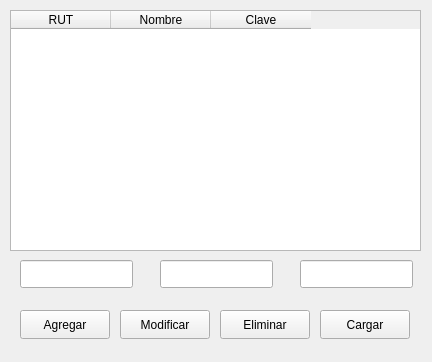
Qt form Segundo_anio/Segundo_semestre/QT_GUI/BancoEstado/ventanagestionclientes.ui (DiegoAbdiasSaldanaFuentes/Ejercisios-Universidad) before a commit.
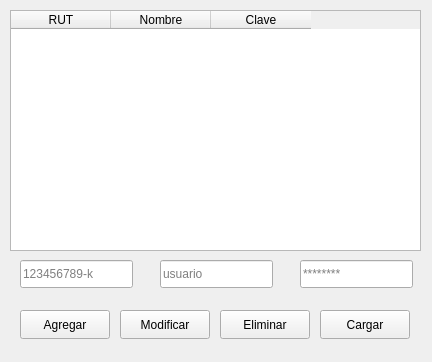
The same form after that commit.

```diff
--- a/Segundo_anio/Segundo_semestre/QT_GUI/BancoEstado/ventanagestionclientes.ui
+++ b/Segundo_anio/Segundo_semestre/QT_GUI/BancoEstado/ventanagestionclientes.ui
@@ -47,6 +47,9 @@
      <height>28</height>
     </rect>
    </property>
+   <property name="placeholderText">
+    <string>123456789-k</string>
+   </property>
   </widget>
   <widget class="QLineEdit" name="txtNombre">
    <property name="geometry">
@@ -57,6 +60,9 @@
      <height>28</height>
     </rect>
    </property>
+   <property name="placeholderText">
+    <string>usuario</string>
+   </property>
   </widget>
   <widget class="QLineEdit" name="txtClave">
    <property name="geometry">
@@ -67,6 +73,9 @@
      <height>28</height>
     </rect>
    </property>
+   <property name="placeholderText">
+    <string>********</string>
+   </property>
   </widget>
   <widget class="QPushButton" name="btnAgregar">
    <property name="geometry">
```
